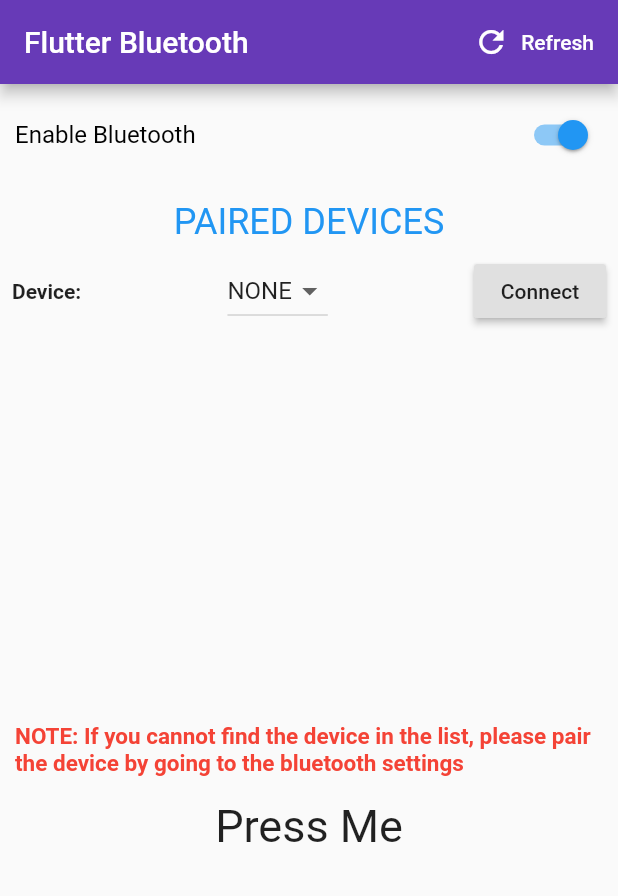
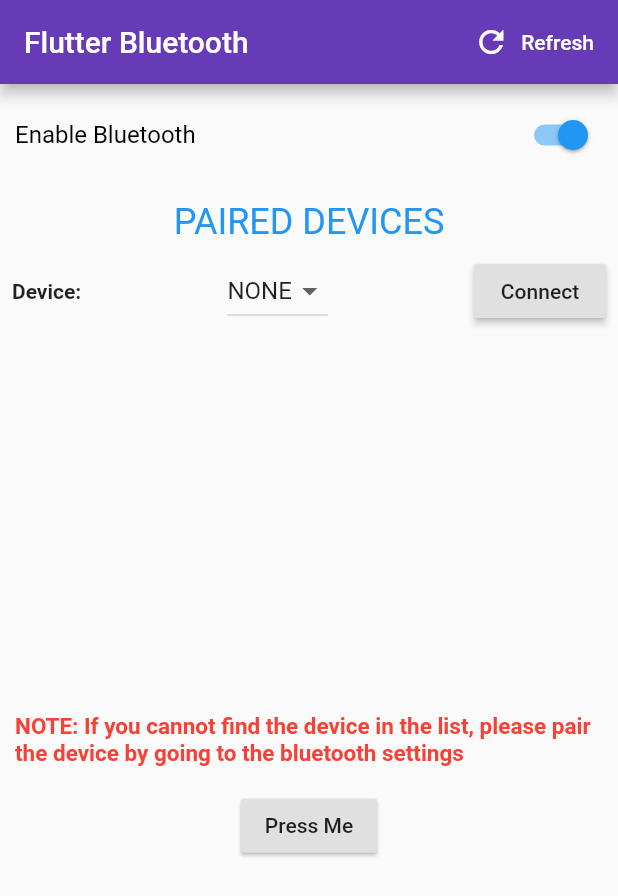
Before and after one commit to Nimish2000/Flutter_Bluetooth, a Flutter app: the screen it shows after launch, on a phone screen of 412 x 824 dp. Shown: the top 896 px of the screen. Run offline on Flutter 3.47's test engine with Material 2 defaults, Android fonts, the phone set to English and light mode, and no system bars; our stand-ins replace flutter_bluetooth_serial.

Commit message:
Navigation issue solved

```diff
--- a/lib/main.dart
+++ b/lib/main.dart
@@ -293,17 +293,15 @@ class _BluetoothAppState extends State<BluetoothApp> {
                           ),
                         ),
                         SizedBox(height: 15),
-                        GestureDetector(
-                          onTapDown:(_)
+                        RaisedButton(
+                          elevation: 1.0,
+                          onPressed: ()
                           {
-                            print('Button Pressed');
-                          },
-                          onTapUp: (_){
-                            print("Button Releasd");
+                            FlutterBluetoothSerial.instance.openSettings();
                           },
                           child: Text(
                             "Press Me",
-                            style: TextStyle(fontSize: 30.0),
+
                           ),
 
                         ),
```
